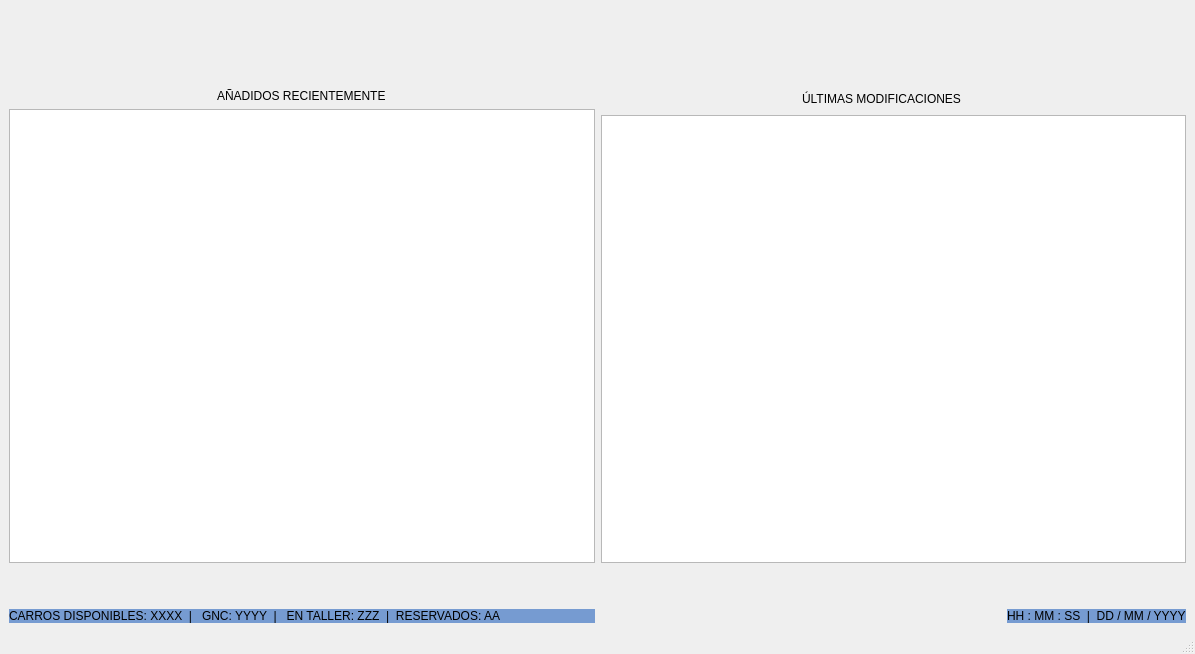
Above: window.ui from RicardoGonVi/autos-luis-gui before the change. Below: the same form after it.
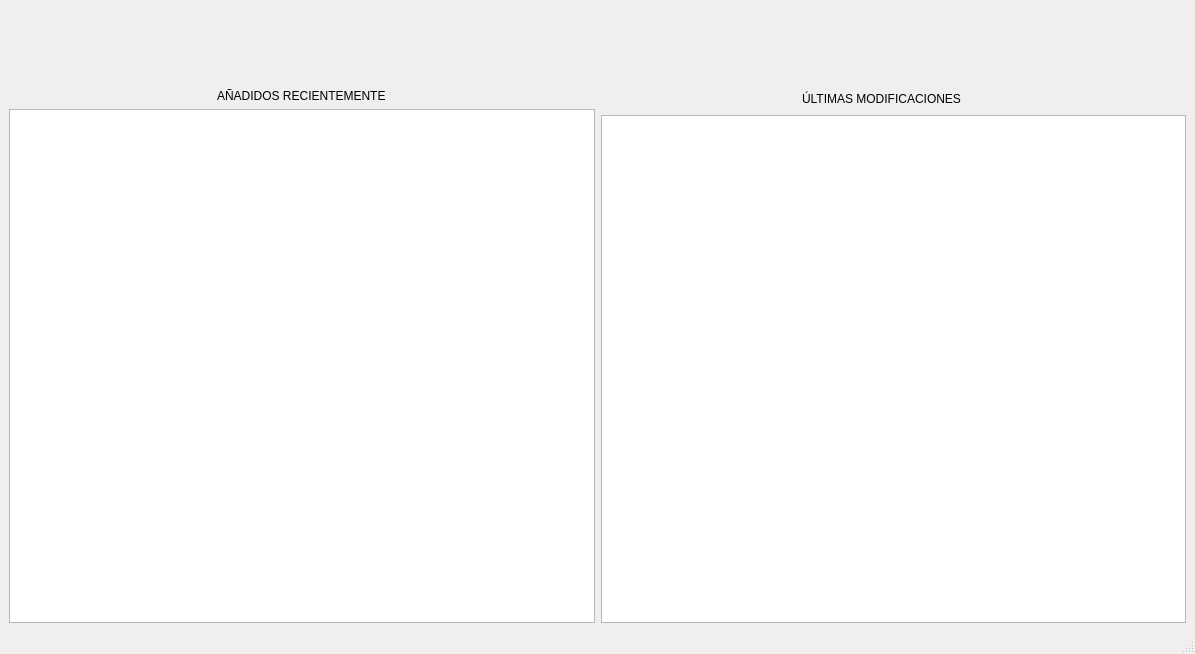
That is the form after the change.

Commit message: Add basic statusbar functionallity

Diff of the .ui file:
```diff
--- a/window.ui
+++ b/window.ui
@@ -15,34 +15,8 @@
   </property>
   <widget class="QWidget" name="centralwidget">
    <layout class="QGridLayout" name="gridLayout_4">
-    <item row="5" column="0">
-     <layout class="QHBoxLayout" name="horizontalLayout_3">
-      <item>
-       <widget class="QLabel" name="label_3">
-        <property name="styleSheet">
-         <string notr="true">background-color: rgb(118, 155, 209);
-color: rgb(0, 0, 0);</string>
-        </property>
-        <property name="text">
-         <string>CARROS DISPONIBLES: XXXX  |   GNC: YYYY  |   EN TALLER: ZZZ  |  RESERVADOS: AA </string>
-        </property>
-       </widget>
-      </item>
-      <item alignment="Qt::AlignmentFlag::AlignRight">
-       <widget class="QLabel" name="label_4">
-        <property name="styleSheet">
-         <string notr="true">background-color: rgb(118, 155, 209);
-color: rgb(0, 0, 0);</string>
-        </property>
-        <property name="text">
-         <string>HH : MM : SS  |  DD / MM / YYYY</string>
-        </property>
-       </widget>
-      </item>
-     </layout>
-    </item>
-    <item row="2" column="0">
-     <spacer name="verticalSpacer">
+    <item row="0" column="0">
+     <spacer name="verticalSpacer_2">
       <property name="orientation">
        <enum>Qt::Orientation::Vertical</enum>
       </property>
@@ -57,6 +31,9 @@
       </property>
      </spacer>
     </item>
+    <item row="1" column="0">
+     <layout class="QHBoxLayout" name="horizontalLayout"/>
+    </item>
     <item row="3" column="0">
      <layout class="QHBoxLayout" name="horizontalLayout_2">
       <item>
@@ -111,8 +88,8 @@
       </item>
      </layout>
     </item>
-    <item row="0" column="0">
-     <spacer name="verticalSpacer_2">
+    <item row="2" column="0">
+     <spacer name="verticalSpacer">
       <property name="orientation">
        <enum>Qt::Orientation::Vertical</enum>
       </property>
@@ -127,25 +104,6 @@
       </property>
      </spacer>
     </item>
-    <item row="4" column="0">
-     <spacer name="verticalSpacer_3">
-      <property name="orientation">
-       <enum>Qt::Orientation::Vertical</enum>
-      </property>
-      <property name="sizeType">
-       <enum>QSizePolicy::Policy::Fixed</enum>
-      </property>
-      <property name="sizeHint" stdset="0">
-       <size>
-        <width>20</width>
-        <height>40</height>
-       </size>
-      </property>
-     </spacer>
-    </item>
-    <item row="1" column="0">
-     <layout class="QHBoxLayout" name="horizontalLayout"/>
-    </item>
    </layout>
   </widget>
   <widget class="QMenuBar" name="menubar">
```
The commit also changes 1 other file.
